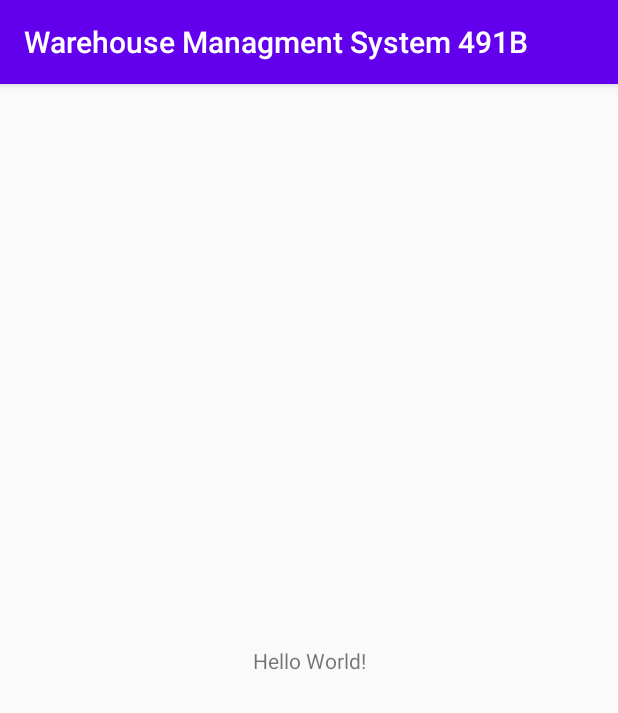
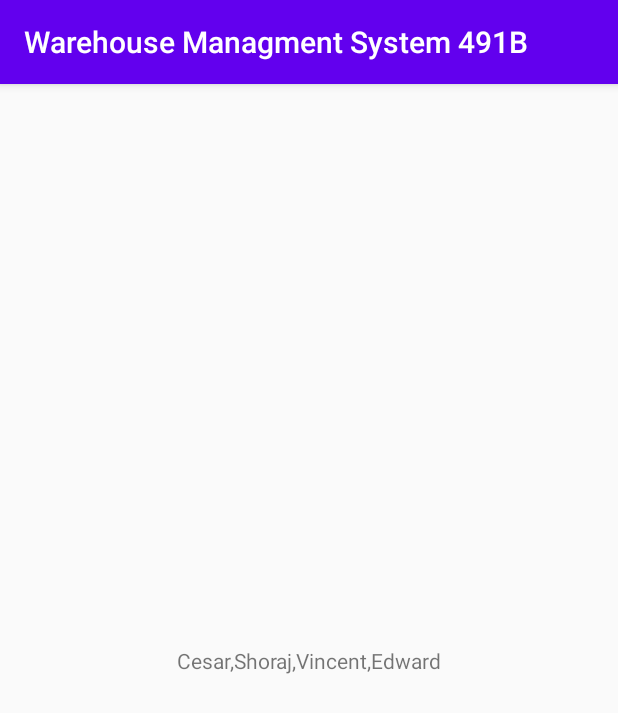
Before and after one commit to LBCesar/WarehouseManagmentSystem, an Android app: the screen it shows after launch (MainActivity), on a phone screen of 412 x 824 dp. Shown: the top 713 px of the screen. Run offline under Robolectric (Android 15) with nearby library versions, the light colour scheme and no system bars.

Commit message:
Test push

```diff
--- a/app/src/main/res/layout/activity_main.xml
+++ b/app/src/main/res/layout/activity_main.xml
@@ -9,7 +9,7 @@
     <TextView
         android:layout_width="wrap_content"
         android:layout_height="wrap_content"
-        android:text="Hello World!"
+        android:text="Cesar,Shoraj,Vincent,Edward"
         app:layout_constraintBottom_toBottomOf="parent"
         app:layout_constraintLeft_toLeftOf="parent"
         app:layout_constraintRight_toRightOf="parent"
```
